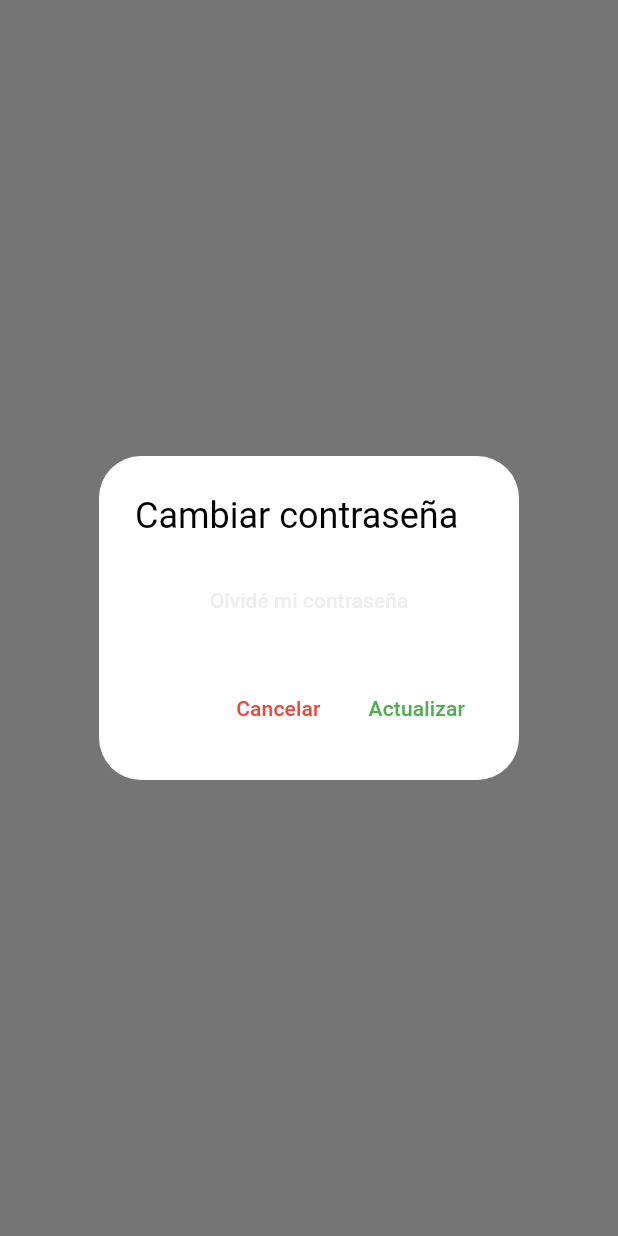
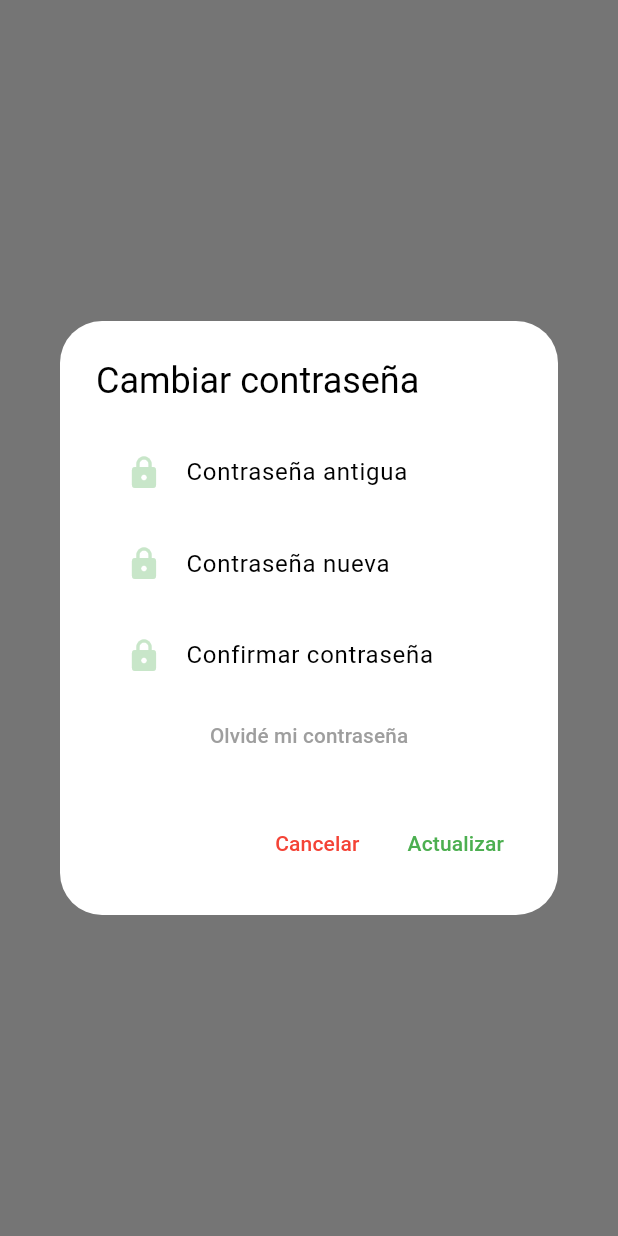
Before and after one commit to AlejandroJC22/proyecto-ecoclean, a Flutter app: what editPassword() shows on an empty page, opened directly, on a phone screen of 412 x 824 dp. Run offline on Flutter 3.47's test engine with Material 3 defaults, Android fonts, the phone set to English and light mode, and no system bars; our stand-ins replace cloud_firestore, firebase_auth, firebase_core, firebase_storage, image_picker; accounts and stored records are empty; network calls fail.

```diff
--- a/lib/components/dialog_helper.dart
+++ b/lib/components/dialog_helper.dart
@@ -2,8 +2,10 @@
 
 import 'package:cloud_firestore/cloud_firestore.dart';
 import 'package:ecocleanproyect/components/responsive.dart';
+import 'package:ecocleanproyect/components/text_field.dart';
 import 'package:ecocleanproyect/views/forgot_password_page.dart';
 import 'package:firebase_auth/firebase_auth.dart';
+import 'package:firebase_storage/firebase_storage.dart';
 import 'package:flutter/material.dart';
 import 'package:image_picker/image_picker.dart';
 
@@ -108,6 +110,7 @@ class DialogHelper {
     TextEditingController currentPasswordController = TextEditingController();
     TextEditingController newPasswordController = TextEditingController();
     TextEditingController confirmPasswordController = TextEditingController();
+    bool obscureText = true;
 
     showDialog(
       context: context,
@@ -118,6 +121,38 @@ class DialogHelper {
             child: Column(
               mainAxisSize: MainAxisSize.min,
               children: [
+                TextFieldContainer(
+                  child: TextField(
+                  obscureText: obscureText,
+                  controller: currentPasswordController,
+                  decoration: InputDecoration(
+                    hintText: 'Contraseña antigua',
+                    icon: Icon(Icons.lock, color:Colors.green[100]),
+                    border: InputBorder.none
+                  ),
+                )),
+                const SizedBox(height: 3,),
+                TextFieldContainer(
+                  child: TextField(
+                  obscureText: obscureText,
+                  controller: newPasswordController,
+                  decoration: InputDecoration(
+                    hintText: 'Contraseña nueva',
+                    icon: Icon(Icons.lock, color:Colors.green[100]),
+                    border: InputBorder.none
+                  ),
+                )),
+                const SizedBox(height: 3,),
+                TextFieldContainer(
+                  child: TextField(
+                  obscureText: obscureText,
+                  controller: confirmPasswordController,
+                  decoration: InputDecoration(
+                    hintText: 'Confirmar contraseña',
+                    icon: Icon(Icons.lock, color:Colors.green[100]),
+                    border: InputBorder.none
+                  ),
+                )),
                 TextButton(
                   onPressed: () {
                     Navigator.push(
@@ -127,7 +162,7 @@ class DialogHelper {
                       )
                     );
                   },
-                  child: Text('Olvidé mi contraseña', style: TextStyle(fontSize: responsive.inch * 0.015, color: Colors.grey.shade200)),
+                  child: Text('Olvidé mi contraseña', style: TextStyle(fontSize: responsive.inch * 0.015, color: Colors.grey)),
                 ),
               ],
             ),
@@ -241,6 +276,44 @@ class DialogHelper {
             ),
 
             ListTile(
+              onTap: (){
+                showDialog(context: context, builder: (context){
+                  return AlertDialog(
+                    title: const Text('¿Está seguro que desea eliminar la imagen?'),
+                    actions: [
+                      TextButton(
+                        onPressed: (){
+                          Navigator.pop(context);
+                        },
+                        child: const Text('Cancelar', style: TextStyle(color: Colors.green),)
+                      ),
+                      TextButton(
+                        onPressed: () async {
+                          User? user = FirebaseAuth.instance.currentUser;
+                          if (user != null) {
+                            //Conexión con el almacenamiento de firebase
+                            final FirebaseStorage _storage = FirebaseStorage.instance;
+                            // Eliminar datos de FirebaseStorage
+                            await _storage.ref().child('profileImages').child(user.uid).delete();
+
+                            final CollectionReference pruebaCollection = FirebaseFirestore.instance.collection('users');
+                            await pruebaCollection.doc(user.uid).update({
+                              'imagenURL': 'https://static.vecteezy.com/system/resources/previews/008/442/086/non_2x/illustration-of-human-icon-user-symbol-icon-modern-design-on-blank-background-free-vector.jpg',
+                            });
+                            Navigator.pop(context);
+                          }
+                        },
+                        child: const Text('Aceptar', style: TextStyle(color: Colors.red),)
+                      ),
+                    ],
+                  );
+                });
+              },
+              leading: const Icon(Icons.delete, color: Colors.red,),
+              title: const Text('Eliminar imagen', style: TextStyle(color: Colors.red),),
+            ),
+
+            ListTile(
               onTap: () {
                 Navigator.of(context).pop(); // Cancelar
               },
@@ -290,4 +363,5 @@ class DialogHelper {
       },
     );
   }
+
 }
--- a/lib/views/forgot_password_page.dart
+++ b/lib/views/forgot_password_page.dart
@@ -118,7 +118,8 @@ class _ForgotPassState extends State<ForgotPass>{
                 //texto identificador
                 child: Text("Cancelar", style: TextStyle(fontSize: responsive.inch * 0.015, color: Colors.green)),
               ),
-              Center(child: Image.asset("lib/images/logo.png", width: 32, height: 32)),
+              SizedBox(width: responsive.inch*0.145,),
+              Image.asset("lib/images/logo.png", width: 32, height: 32),
             ],
           ),
         ),
```
Also changed, not shown: lib/views/home_page.dart (+27 -1 lines), lib/views/menu.dart (+1 -21 lines), lib/views/social_page.dart (+12 -7 lines).
